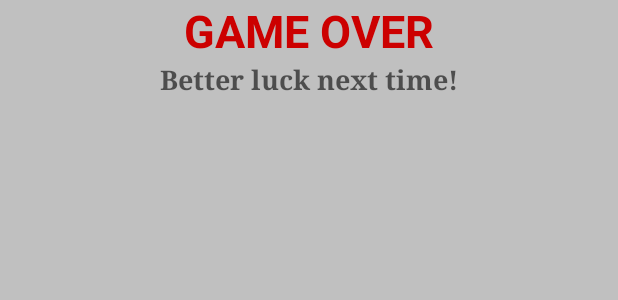
After one commit to jrecinos98/MineSweeper-Android, an Android app: the layout dialog_custom_lost.xml on its own in the app's theme, with its tools: preview values and no code run, on a phone screen of 412 x 824 dp. The commit adds this screen. Shown: the top 300 px of the screen. Run offline under Robolectric (Android 15) with nearby library versions, the phone set to English and light mode, and no system bars.

```diff
--- a/app/src/main/AndroidManifest.xml
+++ b/app/src/main/AndroidManifest.xml
@@ -6,13 +6,11 @@
         android:allowBackup="true"
         android:icon="@mipmap/mineicon"
         android:label="@string/app_name"
-        android:roundIcon="@mipmap/ic_launcher_round"
         android:supportsRtl="true"
         android:theme="@style/AppTheme">
-        <activity android:name=".MenuActivity">
+        <activity android:name=".MenuActivity" android:theme="@style/AppTheme.NoActionBar">
             <intent-filter>
                 <action android:name="android.intent.action.MAIN" />
-
                 <category android:name="android.intent.category.LAUNCHER" />
             </intent-filter>
         </activity>
--- a/app/src/main/java/com/example/recinos/myminesweepergame/MenuActivity.java
+++ b/app/src/main/java/com/example/recinos/myminesweepergame/MenuActivity.java
@@ -4,6 +4,8 @@ import android.content.Intent;
 import android.os.Bundle;
 import android.support.v7.app.AppCompatActivity;
 import android.view.View;
+import android.view.Window;
+import android.view.WindowManager;
 import android.widget.Button;
 
 import com.example.recinos.myminesweepergame.Constants.Constants;
--- /dev/null
+++ b/app/src/main/res/layout/dialog_custom_lost.xml
@@ -0,0 +1,63 @@
+<?xml version="1.0" encoding="utf-8"?>
+<RelativeLayout xmlns:android="http://schemas.android.com/apk/res/android"
+    xmlns:tools="http://schemas.android.com/tools"
+    android:orientation="vertical" android:layout_width="match_parent"
+    android:layout_height="match_parent"
+    android:background="#A9A9A9"
+    android:backgroundTint="#C0C0C0"
+    >
+
+    <TextView
+        android:id="@+id/gameOver"
+        android:layout_width="wrap_content"
+        android:layout_height="wrap_content"
+        android:layout_alignParentTop="true"
+        android:layout_centerHorizontal="true"
+        android:layout_gravity="center"
+        android:text="@string/gameOver"
+        android:textAllCaps="true"
+        android:textColor="@android:color/holo_red_dark"
+        android:textSize="30sp"
+        android:textStyle="bold"
+        android:visibility="visible" />
+
+    <TextView
+        android:id="@+id/message"
+        android:layout_width="wrap_content"
+        android:layout_height="wrap_content"
+        android:layout_below="@+id/gameOver"
+        android:layout_centerHorizontal="true"
+        android:text="@string/lostPrompt"
+        android:textAlignment="center"
+        android:textAppearance="@android:style/TextAppearance.DeviceDefault.Medium"
+        android:textStyle="bold"
+        android:typeface="serif"
+        android:visibility="visible" />
+<!--
+    <Button
+        android:id="@+id/myNoButton"
+        android:layout_width="wrap_content"
+        android:layout_height="wrap_content"
+        android:layout_alignParentStart="true"
+        android:layout_below="@+id/message"
+        android:layout_marginStart="34dp"
+        android:layout_marginTop="14dp"
+        android:background="@drawable/block"
+        android:text="Main Menu"
+        android:textSize="18sp"
+        android:visibility="visible"
+        />
+
+    <Button
+        android:id="@+id/myYesButton"
+        android:layout_width="wrap_content"
+        android:layout_height="wrap_content"
+        android:layout_alignBaseline="@+id/myNoButton"
+        android:layout_alignBottom="@+id/myNoButton"
+        android:layout_alignParentEnd="true"
+        android:layout_marginEnd="26dp"
+        android:background="@drawable/block"
+        android:text="Reset Game"
+        android:textSize="18sp" />-->
+
+</RelativeLayout>
--- a/app/src/main/res/values/colors.xml
+++ b/app/src/main/res/values/colors.xml
@@ -1,7 +1,7 @@
 <?xml version="1.0" encoding="utf-8"?>
 <resources>
-    <color name="colorPrimary">#D3D3D3</color>
+    <color name="colorPrimary">#000000</color>
     <color name="colorPrimaryDark">#303F9F</color>
     <color name="colorAccent">#FF4081</color>
-    <color name="white">#ffff</color>
+    <color name="white">#ffffff</color>
 </resources>
--- a/app/src/main/res/values/strings.xml
+++ b/app/src/main/res/values/strings.xml
@@ -2,5 +2,9 @@
     <string name="app_name">MineSweeper</string>
     <string name="warning">Warning</string>
     <string name="defaultDialog">Are you Sure you want to reset the current game?</string>
+    <string name="gameOver">Game Over</string>
+    <string name="lostPrompt">Better luck next time!</string>
+    <string name="gameWon">Congratulations!</string>
+    <string name="wonPrompt">You are Awesome!</string>
 
 </resources>
--- a/app/src/main/res/values/styles.xml
+++ b/app/src/main/res/values/styles.xml
@@ -7,6 +7,11 @@
         <item name="colorPrimaryDark">@color/colorPrimaryDark</item>
         <item name="colorAccent">@color/colorAccent</item>
     </style>
+    <style name="AppTheme.NoActionBar" parent="Theme.AppCompat.Light.DarkActionBar">
+        <item name="windowActionBar">false</item>
+        <item name="windowNoTitle">true</item>
+        <item name="android:windowFullscreen">true</item>
+    </style>
     <style name="SecretStyle" parent="Theme.AppCompat.DayNight.DarkActionBar">
         <item name="colorPrimary">@color/colorAccent</item>
         <item name="colorAccent">@color/white</item>
```
Also changed, not shown: app/src/main/java/com/example/recinos/myminesweepergame/GameActivity.java (+26 -6 lines), app/src/main/java/com/example/recinos/myminesweepergame/GameEngine.java (deleted, +0 -92 lines), app/src/main/java/com/example/recinos/myminesweepergame/Views/Grid/Cell.java (+5 -22 lines), app/src/main/java/com/example/recinos/myminesweepergame/Views/Grid/Grid.java (+52 -31 lines), app/src/main/res/layout/activity_menu.xml (+9 -9 lines), app/src/main/res/layout/dialog_custom_won.xml (added, +38 -0 lines).
